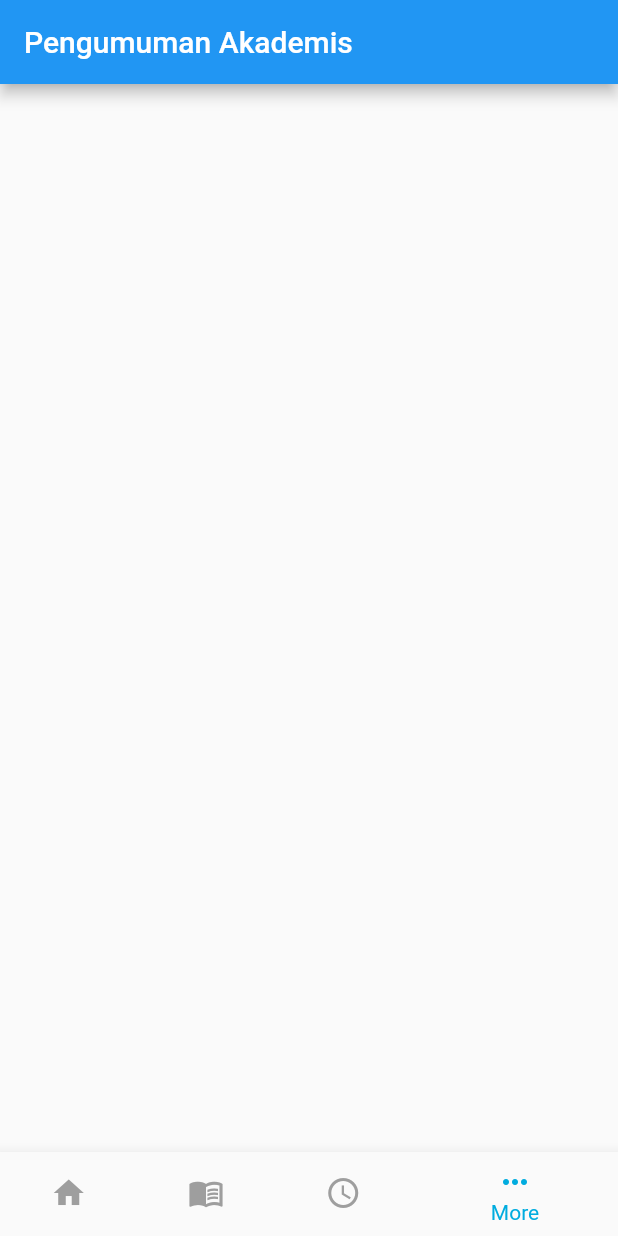
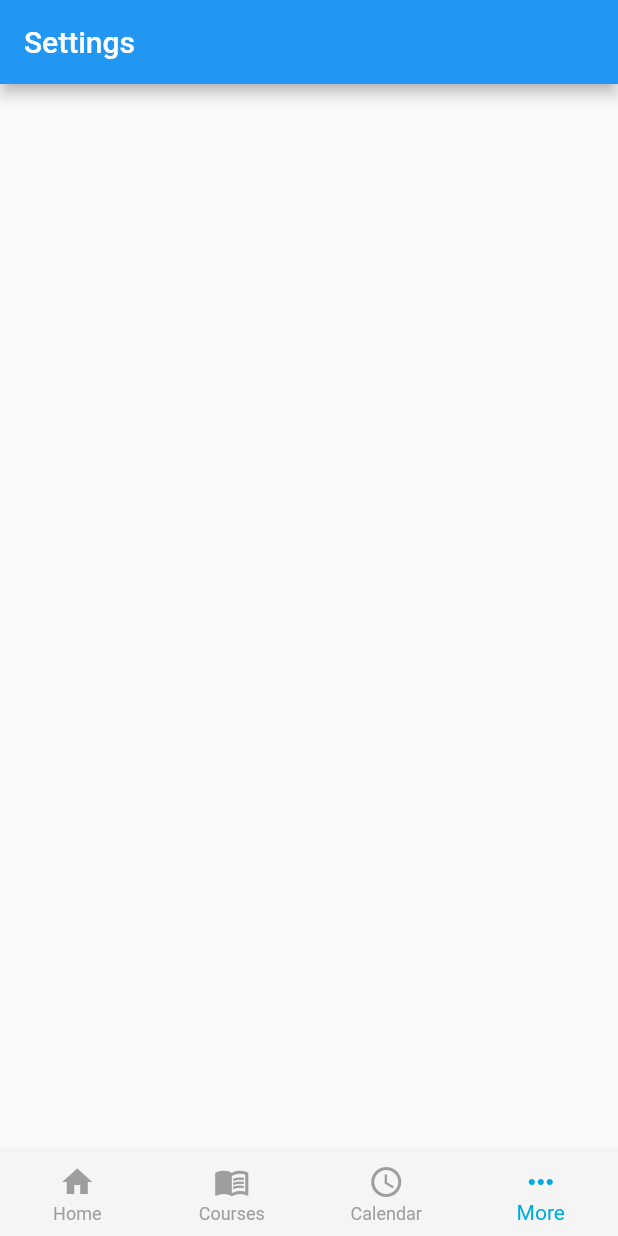
Before and after one commit to usamahnashirulhaq/goscele-flutter, a Flutter app: the Home screen opened directly, item 4 of the bottom bar chosen, on a phone screen of 412 x 824 dp. Run offline on Flutter 3.47's test engine with Material 2 defaults, Android fonts, the phone set to English and light mode, and no system bars.

Commit message:
add Home bottom navigation bar

```diff
--- /dev/null
+++ b/lib/pages/Calendar.dart
@@ -0,0 +1,18 @@
+import 'package:flutter/cupertino.dart';
+import 'package:flutter/material.dart';
+
+class Calendar extends StatefulWidget {
+  @override
+  _CalendarState createState() => _CalendarState();
+}
+
+class _CalendarState extends State<Calendar> {
+  @override
+  Widget build(BuildContext context) {
+    return Scaffold(
+      appBar: AppBar(
+        title: Text("Calendar"),
+      ),
+    );
+  }
+}
--- /dev/null
+++ b/lib/pages/Courses.dart
@@ -0,0 +1,18 @@
+import 'package:flutter/cupertino.dart';
+import 'package:flutter/material.dart';
+
+class Courses extends StatefulWidget {
+  @override
+  _CoursesState createState() => _CoursesState();
+}
+
+class _CoursesState extends State<Courses> {
+  @override
+  Widget build(BuildContext context) {
+    return Scaffold(
+      appBar: AppBar(
+        title: Text("Courses"),
+      ),
+    );
+  }
+}
--- a/lib/pages/Home.dart
+++ b/lib/pages/Home.dart
@@ -1,5 +1,10 @@
 import 'package:flutter/cupertino.dart';
 import 'package:flutter/material.dart';
+
+import 'Academic.dart';
+import 'Calendar.dart';
+import 'Courses.dart';
+import 'Settings.dart';
 
 class Home extends StatefulWidget {
   @override
@@ -8,16 +13,34 @@ class Home extends StatefulWidget {
 
 class _HomeState extends State<Home> {
 
+  PageController _pageController = PageController();
+  List<Widget> _screens = [Academic(), Calendar(), Courses(), Settings()];
   int _currentIndex = 0;
+
+  void _onPageChanged(int index) {
+    setState(() {
+      _currentIndex = index;
+    });
+  }
+
+  void _onItemTapped(int selectedIndex) {
+    _pageController.jumpToPage(selectedIndex);
+  }
 
   @override
   Widget build(BuildContext context) {
     return Scaffold(
-      appBar: AppBar(
-        title: Text("Pengumuman Akademis"),
+      body: PageView(
+        controller: _pageController,
+        children: _screens,
+        onPageChanged: _onPageChanged,
+        physics: NeverScrollableScrollPhysics(),
       ),
-      body: Container(),
+
       bottomNavigationBar: BottomNavigationBar(
+        backgroundColor: Colors.grey[100],
+        type: BottomNavigationBarType.fixed,
+        onTap: _onItemTapped,
         currentIndex: _currentIndex,
         items: [
           BottomNavigationBarItem(
@@ -37,11 +60,6 @@ class _HomeState extends State<Home> {
             label: "More",
           ),
         ],
-        onTap: (index) {
-          setState(() {
-            _currentIndex = index;
-          });
-        },
         selectedItemColor: Color.fromRGBO(0, 172, 223, 1),
         unselectedItemColor: Colors.grey,
       ),
--- /dev/null
+++ b/lib/pages/Settings.dart
@@ -0,0 +1,18 @@
+import 'package:flutter/cupertino.dart';
+import 'package:flutter/material.dart';
+
+class Settings extends StatefulWidget {
+  @override
+  _SettingsState createState() => _SettingsState();
+}
+
+class _SettingsState extends State<Settings> {
+  @override
+  Widget build(BuildContext context) {
+    return Scaffold(
+      appBar: AppBar(
+        title: Text("Settings"),
+      ),
+    );
+  }
+}
```
Also changed, not shown: lib/pages/Academic.dart (added, +18 -0 lines).
